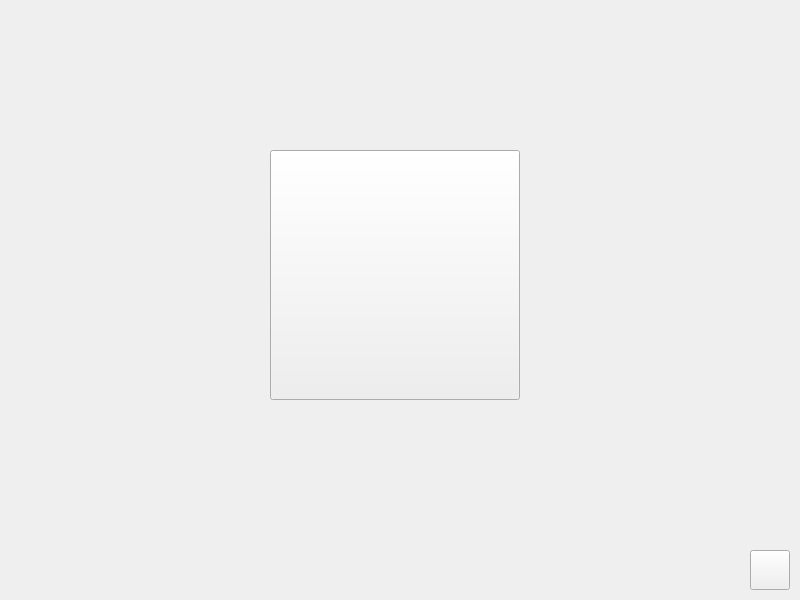
The window that swan_detector/qt/main_window.ui (IT-Platoon/DB-2023) describes before a commit, drawn with Qt 5.
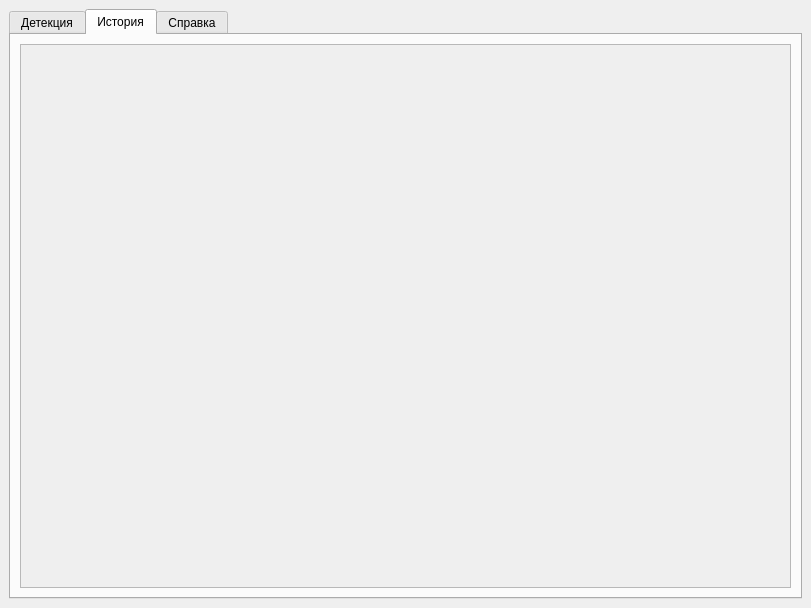
The same window after the commit. The open tabs and pages were chosen to show the change. Icons and pictures are not drawn.

Commit message: Add start windows

```diff
--- a/swan_detector/qt/main_window.ui
+++ b/swan_detector/qt/main_window.ui
@@ -6,22 +6,38 @@
    <rect>
     <x>0</x>
     <y>0</y>
-    <width>800</width>
-    <height>600</height>
+    <width>811</width>
+    <height>608</height>
    </rect>
   </property>
   <property name="windowTitle">
    <string>MainWindow</string>
   </property>
   <widget class="QWidget" name="centralwidget">
+   <layout class="QGridLayout" name="gridLayout_3">
+    <item row="0" column="0">
+     <widget class="QTabWidget" name="tabWidget">
+      <property name="toolTip">
+       <string/>
+      </property>
+      <property name="currentIndex">
+       <number>0</number>
+      </property>
+      <widget class="QWidget" name="tab">
+       <attribute name="title">
+        <string>Детекция</string>
+       </attribute>
+       <layout class="QGridLayout" name="gridLayout">
+        <item row="0" column="0">
    <widget class="QToolButton" name="load_button">
-    <property name="geometry">
-     <rect>
-      <x>270</x>
-      <y>150</y>
-      <width>250</width>
-      <height>250</height>
-     </rect>
+          <property name="minimumSize">
+           <size>
+            <width>300</width>
+            <height>300</height>
+           </size>
+          </property>
+          <property name="toolTip">
+           <string>Загрузить данные для детекции</string>
     </property>
     <property name="text">
      <string/>
@@ -37,29 +53,46 @@
      </size>
     </property>
    </widget>
-   <widget class="QToolButton" name="reference_button">
+        </item>
+       </layout>
+      </widget>
+      <widget class="QWidget" name="tab_2">
+       <attribute name="title">
+        <string>История</string>
+       </attribute>
+       <layout class="QGridLayout" name="gridLayout_4">
+        <item row="0" column="0">
+         <widget class="QScrollArea" name="scrollArea">
+          <property name="widgetResizable">
+           <bool>true</bool>
+          </property>
+          <widget class="QWidget" name="list_detections">
     <property name="geometry">
      <rect>
-      <x>750</x>
-      <y>550</y>
-      <width>40</width>
-      <height>40</height>
-     </rect>
-    </property>
-    <property name="text">
-     <string/>
-    </property>
-    <property name="icon">
-     <iconset resource="resources.qrc">
-      <normaloff>:/icons/icons/question-mark.png</normaloff>:/icons/icons/question-mark.png</iconset>
-    </property>
-    <property name="iconSize">
-     <size>
-      <width>16</width>
-      <height>16</height>
-     </size>
-    </property>
-   </widget>
+             <x>0</x>
+             <y>0</y>
+             <width>775</width>
+             <height>543</height>
+            </rect>
+           </property>
+          </widget>
+         </widget>
+        </item>
+       </layout>
+      </widget>
+      <widget class="QWidget" name="tab_5">
+       <attribute name="title">
+        <string>Справка</string>
+       </attribute>
+       <layout class="QGridLayout" name="gridLayout_5">
+        <item row="0" column="0">
+         <widget class="QPlainTextEdit" name="reference"/>
+        </item>
+       </layout>
+      </widget>
+     </widget>
+    </item>
+   </layout>
   </widget>
  </widget>
  <resources>
```
Lines whose indentation alone changed are shown as unchanged. The commit also changes 2 other files.
